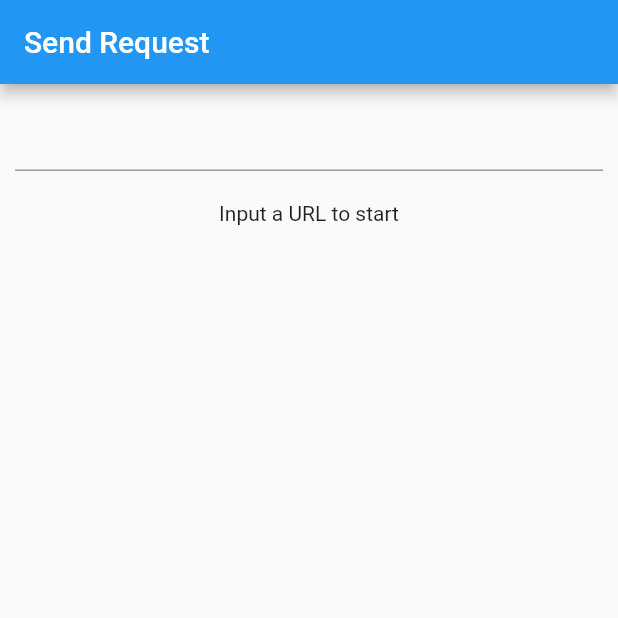
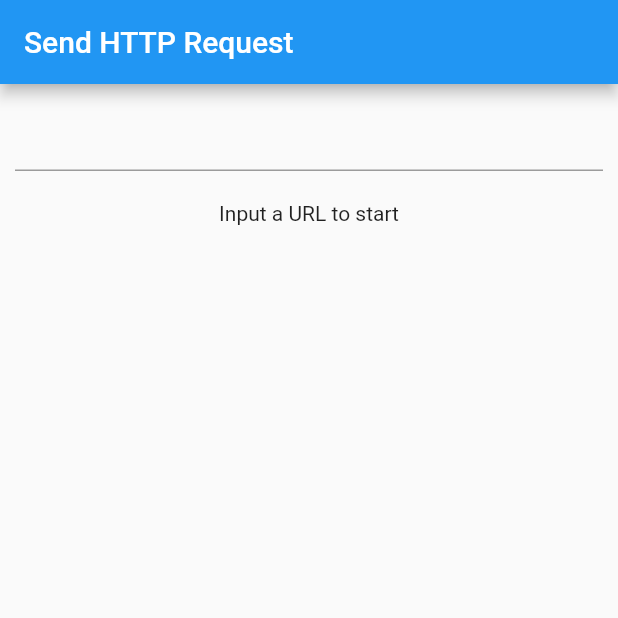
Before and after one commit to flutter-academy/flutter-async-futures, a Flutter app: the screen it shows after launch, on a phone screen of 412 x 824 dp, the top half of it. Run offline on Flutter 3.47's test engine with Material 2 defaults, Android fonts, the phone set to English and light mode, and no system bars.

Commit message:
Refactoring the example

```diff
--- a/lib/main.dart
+++ b/lib/main.dart
@@ -11,8 +11,66 @@ class MyApp extends StatelessWidget {
       theme: new ThemeData(
         primarySwatch: Colors.blue,
       ),
-      home: new SendRequestPage(title: 'Send Request'),
+      home: new SendRequestPage(title: 'Send HTTP Request'),
     );
+  }
+}
+
+typedef SetUrl = Function(String url);
+
+class URLInput extends StatelessWidget {
+  URLInput(this.setUrl, {Key key}) : super(key: key);
+
+  final SetUrl setUrl;
+
+  @override
+  Widget build(BuildContext context) {
+    return new Container(
+      padding: const EdgeInsets.all(10.0),
+      child: new Row(
+        children: <Widget>[
+          new Expanded(child: new TextField(
+            onSubmitted: setUrl,
+          ))
+        ],
+      ),
+    );
+  }
+}
+
+class RequestSender extends StatelessWidget {
+  RequestSender(this.url, {Key key}) : super(key: key);
+
+  final String url;
+
+  @override
+  Widget build(BuildContext context) {
+    return new Container(
+        padding: const EdgeInsets.all(10.0),
+        child: FutureBuilder(
+            future: url != null
+                ? http.get(url).then((response) => response.body)
+                : null,
+            builder: (BuildContext context, AsyncSnapshot<String> snapshot) {
+              switch (snapshot.connectionState) {
+                case ConnectionState.none:
+                  return new Text('Input a URL to start');
+                case ConnectionState.waiting:
+                  return new Center(child: new CircularProgressIndicator());
+                case ConnectionState.active:
+                  return new Text('');
+                case ConnectionState.done:
+                  if (snapshot.hasError) {
+                    return new Text(
+                      '${snapshot.error}',
+                      style: TextStyle(color: Colors.red),
+                    );
+                  } else {
+                    return new ListView(
+                        children: <Widget>[new Text(snapshot.data)]);
+                  }
+              }
+            }));
   }
 }
 
@@ -43,47 +101,8 @@ class _SendRequestState extends State<SendRequestPage> {
       body: new Center(
         child: new Column(
           children: <Widget>[
-            new Container(
-              padding: const EdgeInsets.all(10.0),
-              child: new Row(
-                children: <Widget>[
-                  new Expanded(child: new TextField(
-                    onSubmitted: (value) {
-                      _setUrl(value);
-                    },
-                  ))
-                ],
-              ),
-            ),
-            new Expanded(
-                child: new Container(
-                    padding: const EdgeInsets.all(10.0),
-                    child: _url != null
-                        ? FutureBuilder(
-                            future: http
-                                .get(_url)
-                                .then((response) => response.body),
-                            builder: (BuildContext context,
-                                AsyncSnapshot<String> snapshot) {
-                              switch (snapshot.connectionState) {
-                                case ConnectionState.waiting:
-                                  return new Center(
-                                      child: new CircularProgressIndicator());
-                                default:
-                                  if (snapshot.hasError) {
-                                    return new Text(
-                                      '${snapshot.error}',
-                                      style: TextStyle(color: Colors.red),
-                                    );
-                                  } else {
-                                    return new Text(
-                                      snapshot.data,
-                                      overflow: TextOverflow.clip,
-                                    );
-                                  }
-                              }
-                            })
-                        : new Text('Input a URL to start')))
+            new URLInput(_setUrl),
+            new Expanded(child: new RequestSender(_url))
           ],
         ),
       ),
```
